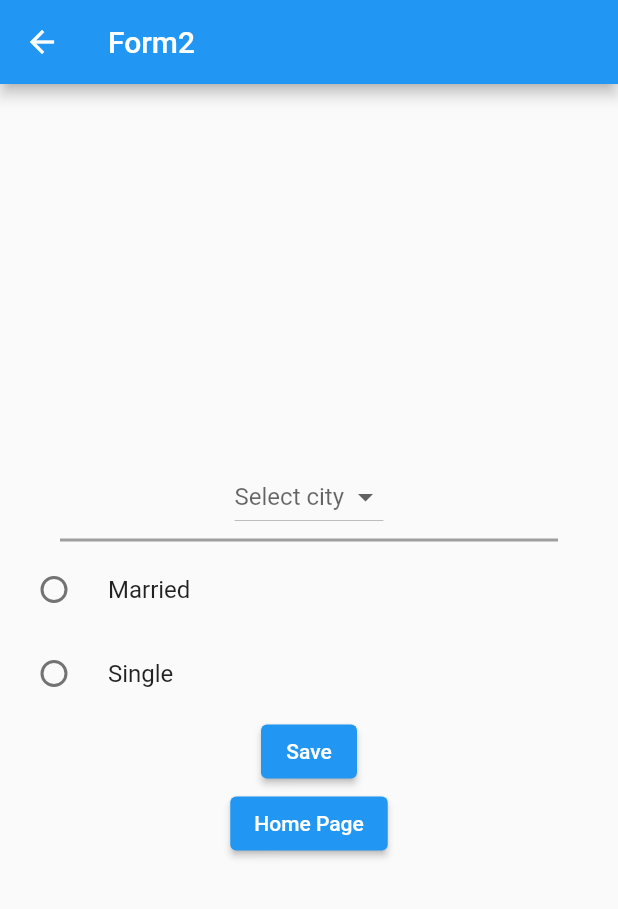
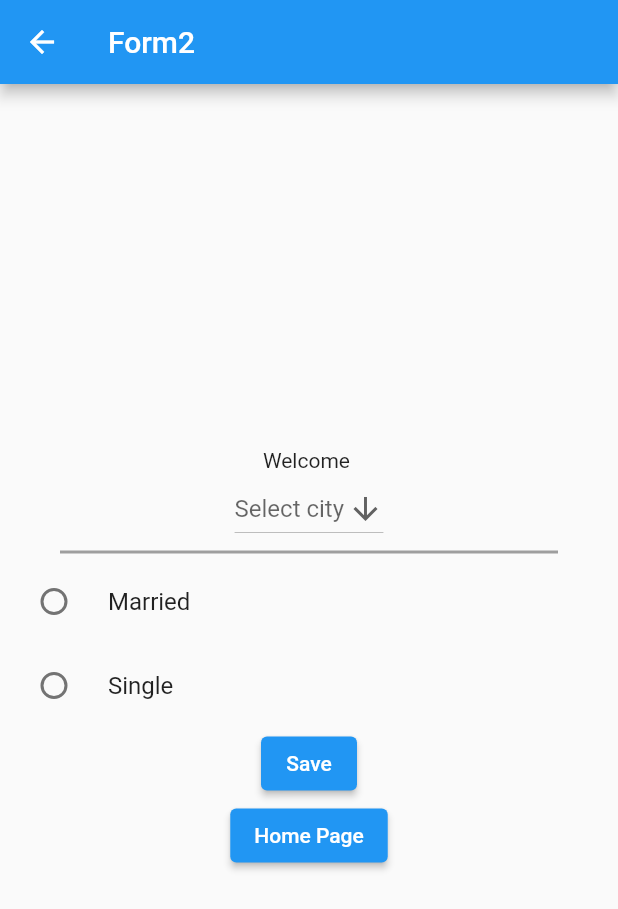
Before and after one commit to muammerakca10/FinalCalismaSQLite, a Flutter app: the Form1 screen opened directly, after a tap on "Form 2", on a phone screen of 412 x 824 dp. Shown: the top 909 px of the screen. Run offline on Flutter 3.47's test engine with Material 2 defaults, Android fonts, the light colour scheme and no system bars.

Commit message:
Fixed null problem in form2 and added sqlite dependency

```diff
--- a/lib/form2.dart
+++ b/lib/form2.dart
@@ -16,7 +16,6 @@ class Form2 extends StatefulWidget {
 }
 
 class _Form2State extends State<Form2> {
-  String selectedCity = '';
   List<String> cities = ['Konya', 'Istanbul', 'Vancouver'];
 
   //for Radio Button
@@ -26,6 +25,15 @@ class _Form2State extends State<Form2> {
   bool isSelected2 = false;
   int state = 0;
 
+  String? selectedCity;
+
+  @override
+  void initState() {
+    // TODO: implement initState
+    super.initState();
+    String selectedCity = cities.first;
+  }
+
   @override
   Widget build(BuildContext context) {
     return Scaffold(
@@ -34,8 +42,10 @@ class _Form2State extends State<Form2> {
         child: Column(
           mainAxisAlignment: MainAxisAlignment.center,
           children: [
-            DropdownButton(
+            Text("Welcome ${widget.name}"),
+            DropdownButton<String>(
               value: selectedCity,
+              icon: Icon(Icons.arrow_downward),
               hint: Text("Select city"),
               items: cities
                   .map((e) => DropdownMenuItem(
@@ -48,7 +58,8 @@ class _Form2State extends State<Form2> {
                   selectedCity = selected.toString();
                   print("Selected city : $selectedCity");
                 });
-                }),
+              },
+            ),
             Divider(
               color: Colors.grey,
               thickness: 2,
@@ -59,8 +70,8 @@ class _Form2State extends State<Form2> {
             RadioListTile(
               value: 1,
               groupValue: state,
-              onChanged: (select) {setState(() {
-
+              onChanged: (select) {
+                setState(() {
                   state = select as int;
                   familyState = "Married";
                   print(select);
@@ -76,7 +87,6 @@ class _Form2State extends State<Form2> {
               groupValue: state,
               onChanged: (select) {
                 setState(() {
-
                   state = select as int;
                   familyState = "Single";
                   print(select);
@@ -87,10 +97,17 @@ class _Form2State extends State<Form2> {
               activeColor: Colors.purple,
               // secondary: Icon(Icons.add),
             ),
-            ElevatedButton(onPressed: (){}, child: Text("Save")),
-            ElevatedButton(onPressed: (){
-              Navigator.push(context, MaterialPageRoute(builder: (context) => HomePage(),));
-            }, child: Text("Home Page"),)
+            ElevatedButton(onPressed: () {}, child: Text("Save")),
+            ElevatedButton(
+              onPressed: () {
+                Navigator.push(
+                    context,
+                    MaterialPageRoute(
+                      builder: (context) => HomePage(),
+                    ));
+              },
+              child: Text("Home Page"),
+            )
           ],
         ),
       ),
--- a/lib/main.dart
+++ b/lib/main.dart
@@ -19,7 +19,7 @@ class MyApp extends StatelessWidget {
       theme: ThemeData(
         primarySwatch: Colors.blue,
       ),
-      home: const HomePage(),
+      home: Form1(),
     );
   }
 }
--- a/pubspec.yaml
+++ b/pubspec.yaml
@@ -29,6 +29,7 @@ environment:
 # the latest version available on pub.dev. To see which dependencies have newer
 # versions available, run `flutter pub outdated`.
 dependencies:
+  sqflite: ^2.0.0+4
   flutter:
     sdk: flutter
 
```
Also changed, not shown: lib/form3.dart (+11 -1 lines), pubspec.lock, 1 other file. Lines whose indentation alone changed are shown as unchanged.
